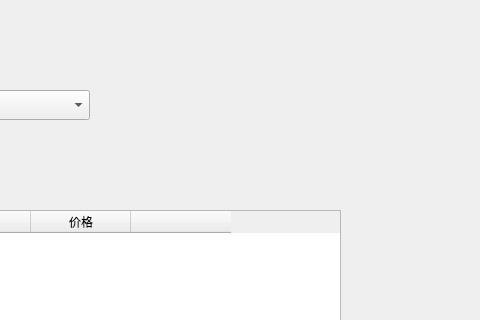
HcashOrg/hx-indicator, file exchange/OnchainOrderPage.ui: the form before one commit; both pictures show x 290 to 770 and y 0 to 320 of the 770 by 530 pixel window.
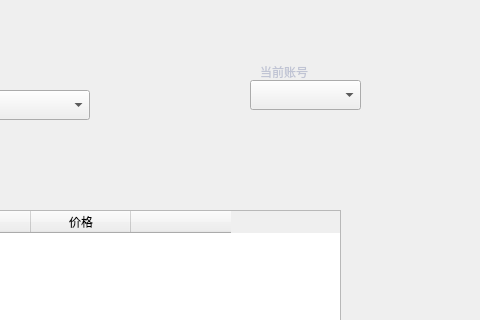
The form after the commit.

Patch:
```diff
--- a/exchange/OnchainOrderPage.ui
+++ b/exchange/OnchainOrderPage.ui
@@ -87,6 +87,53 @@
     </property>
    </column>
   </widget>
+  <widget class="QComboBox" name="accountComboBox">
+   <property name="geometry">
+    <rect>
+     <x>540</x>
+     <y>80</y>
+     <width>111</width>
+     <height>30</height>
+    </rect>
+   </property>
+   <property name="font">
+    <font>
+     <family>微软雅黑</family>
+     <weight>50</weight>
+     <bold>false</bold>
+    </font>
+   </property>
+   <property name="focusPolicy">
+    <enum>Qt::NoFocus</enum>
+   </property>
+   <property name="styleSheet">
+    <string notr="true"/>
+   </property>
+  </widget>
+  <widget class="QLabel" name="label">
+   <property name="geometry">
+    <rect>
+     <x>550</x>
+     <y>60</y>
+     <width>60</width>
+     <height>24</height>
+    </rect>
+   </property>
+   <property name="font">
+    <font>
+     <family>微软雅黑</family>
+    </font>
+   </property>
+   <property name="styleSheet">
+    <string notr="true">color: rgb(192, 196, 212);</string>
+   </property>
+   <property name="text">
+    <string>当前账号</string>
+   </property>
+   <property name="alignment">
+    <set>Qt::AlignLeading|Qt::AlignLeft|Qt::AlignVCenter</set>
+   </property>
+  </widget>
  </widget>
  <resources/>
  <connections/>
```
